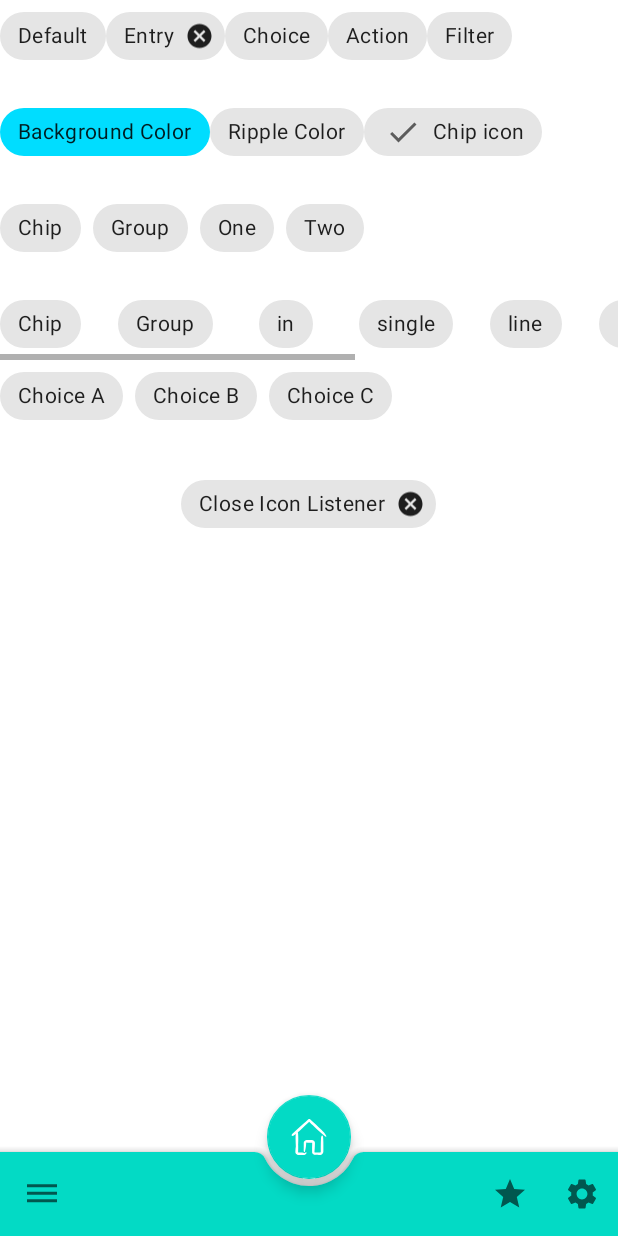
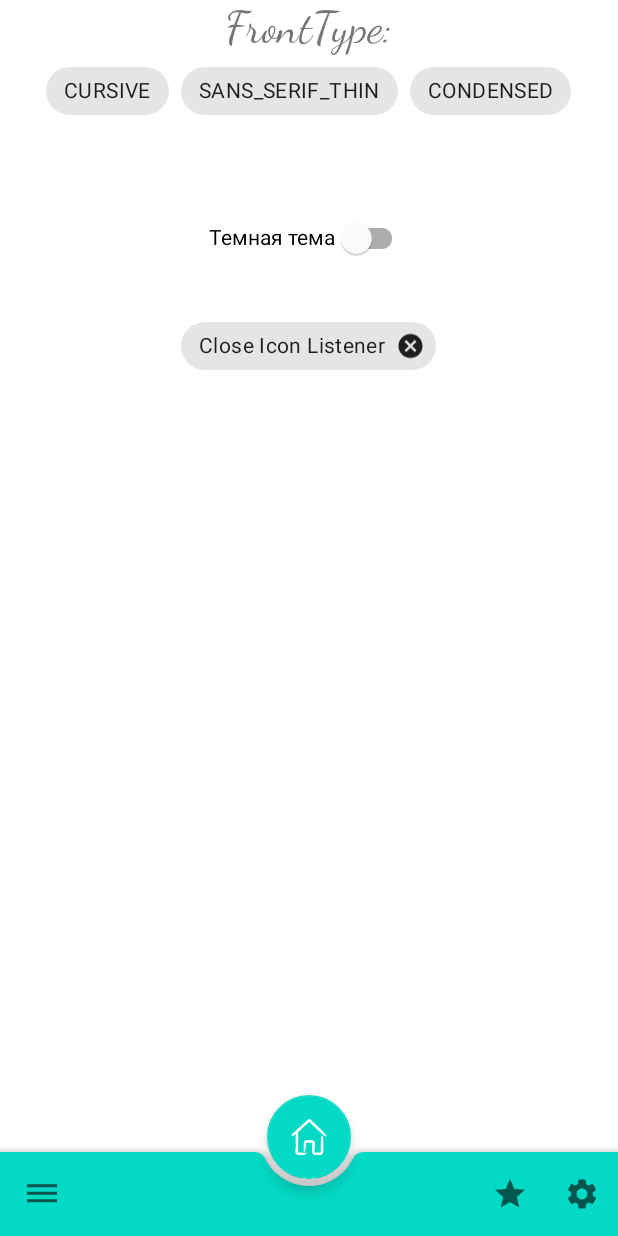
Before and after one commit to Chelt0n/MaterialDesignHomeWork, an Android app: the screen it shows after launch (MainActivity), after a tap on "Настройки", on a phone screen of 412 x 824 dp. Run offline under Robolectric (Android 15) with nearby library versions, the phone set to English and light mode, and no system bars; pictures from the network do not load.

Commit message:
2 Урок закончен

```diff
--- /dev/null
+++ b/app/src/main/java/com/example/materialdesignhomework/FontTypes.kt
@@ -0,0 +1,5 @@
+package com.example.materialdesign
+
+enum class FontTypes {
+    CURSIVE, SANS_SERIF_THIN, CONDENSED
+}
--- /dev/null
+++ b/app/src/main/java/com/example/materialdesignhomework/SharedPref.kt
@@ -0,0 +1,27 @@
+package com.example.materialdesign
+
+import android.content.SharedPreferences
+
+class SharedPref(private val sharedPreferences: SharedPreferences) {
+    fun setCustomTheme(theme: Theme){
+        sharedPreferences.edit().putInt(THEME_KEY,theme.ordinal).apply()
+    }
+    fun getCustomTheme(): Theme {
+        val ordinal =sharedPreferences.getInt(THEME_KEY, 0)
+        return Theme.values()[ordinal]
+    }
+    fun setFontType(fontTypes: FontTypes) {
+        sharedPreferences.edit().putInt(FONT_KEY, fontTypes.ordinal).apply()
+    }
+
+    fun getFontType(): FontTypes {
+        val ordinal = sharedPreferences.getInt(FONT_KEY, 0)
+        return FontTypes.values()[ordinal]
+    }
+
+    companion object{
+        const val SETTINGS = "SETTINGS_KEY"
+        private const val THEME_KEY = "THEME_KEY"
+        private const val FONT_KEY = "FONT_KEY"
+    }
+}
--- /dev/null
+++ b/app/src/main/java/com/example/materialdesignhomework/Theme.kt
@@ -0,0 +1,5 @@
+package com.example.materialdesign
+
+enum class Theme {
+    DAY, NIGHT
+}
--- a/app/src/main/java/com/example/materialdesignhomework/main/MainActivity.kt
+++ b/app/src/main/java/com/example/materialdesignhomework/main/MainActivity.kt
@@ -2,21 +2,28 @@ package com.example.materialdesignhomework.main
 
 import androidx.appcompat.app.AppCompatActivity
 import android.os.Bundle
+import android.util.Log
 import android.view.Menu
 import android.view.MenuItem
 import android.widget.Toast
+import androidx.appcompat.app.AppCompatDelegate
+import com.example.materialdesign.FontTypes
+import com.example.materialdesign.SharedPref
+import com.example.materialdesign.SharedPref.Companion.SETTINGS
+import com.example.materialdesign.Theme
 import com.example.materialdesignhomework.view.DailyImageFragment
 import com.example.materialdesignhomework.view.BottomNavigationDrawerFragment
-import com.example.materialdesignhomework.view.ChipsFragment
+import com.example.materialdesignhomework.view.SettingsFragment
 import com.example.materialdesignhomework.R
 import com.google.android.material.bottomappbar.BottomAppBar
 import com.google.android.material.floatingactionbutton.FloatingActionButton
 
 class MainActivity : AppCompatActivity() {
-
+    lateinit var sharedPref: SharedPref
 
     override fun onCreate(savedInstanceState: Bundle?) {
         super.onCreate(savedInstanceState)
+        sharedPref = SharedPref(getSharedPreferences(SETTINGS, MODE_PRIVATE))
         setContentView(R.layout.main_activity)
         bottomBar()
 
@@ -27,9 +34,15 @@ class MainActivity : AppCompatActivity() {
         }
     }
 
+    override fun onResume() {
+        super.onResume()
+        setUserTheme()
+        Log.d("mylog", sharedPref.getCustomTheme().toString())
+    }
+
     private fun bottomBar() {
         val bottomAppBar: BottomAppBar = findViewById(R.id.bottom_app_bar)
-        val fab:FloatingActionButton = findViewById(R.id.fab)
+        val fab: FloatingActionButton = findViewById(R.id.fab)
         bottomAppBar.inflateMenu(R.menu.menu_item_bottom_app_bar)
         setSupportActionBar(bottomAppBar)
         fab.setOnClickListener {
@@ -51,7 +64,7 @@ class MainActivity : AppCompatActivity() {
             R.id.app_bar_settings -> {
                 supportFragmentManager.beginTransaction().replace(
                     R.id.container,
-                    ChipsFragment.newInstance()
+                    SettingsFragment.newInstance()
                 ).addToBackStack(null).commit()
             }
             android.R.id.home -> {
@@ -62,4 +75,16 @@ class MainActivity : AppCompatActivity() {
         return super.onOptionsItemSelected(item)
     }
 
+    fun setUserTheme() {
+        when (sharedPref.getCustomTheme()) {
+            Theme.DAY -> AppCompatDelegate.setDefaultNightMode(AppCompatDelegate.MODE_NIGHT_NO)
+            Theme.NIGHT -> AppCompatDelegate.setDefaultNightMode(AppCompatDelegate.MODE_NIGHT_YES)
+        }
+        when (sharedPref.getFontType()) {
+            FontTypes.CURSIVE -> setTheme(R.style.cursive)
+            FontTypes.SANS_SERIF_THIN -> setTheme(R.style.sans_serif)
+            FontTypes.CONDENSED -> setTheme(R.style.condensed)
+        }
+    }
+
 }
--- a/app/src/main/java/com/example/materialdesignhomework/view/ChipsFragment.kt
+++ /dev/null
@@ -1,47 +0,0 @@
-package com.example.materialdesignhomework.view
-
-import android.os.Bundle
-import android.util.Log
-import android.view.LayoutInflater
-import android.view.View
-import android.view.ViewGroup
-import android.widget.Toast
-import androidx.core.view.isVisible
-import androidx.fragment.app.Fragment
-import com.example.materialdesignhomework.R
-import com.google.android.material.chip.Chip
-import com.google.android.material.chip.ChipGroup
-
-class ChipsFragment : Fragment() {
-
-    override fun onCreateView(
-        inflater: LayoutInflater,
-        container: ViewGroup?,
-        savedInstanceState: Bundle?
-    ): View? {
-        return inflater.inflate(R.layout.fragment_chips, container, false)
-    }
-
-    override fun onViewCreated(view: View, savedInstanceState: Bundle?) {
-        super.onViewCreated(view, savedInstanceState)
-        val chipGroup = view.findViewById<ChipGroup>(R.id.chipGroup)
-        chipGroup.setOnCheckedChangeListener { _, checkedId ->
-            val chip = chipGroup.findViewById<Chip>(checkedId)
-            val text = "Выбран ${chip.text}"
-            Toast.makeText(context, text, Toast.LENGTH_SHORT).show()
-            Log.d("mylog", "Выбран ${chip.text}")
-        }
-
-        val chipClose = view.findViewById<Chip>(R.id.chip_close)
-        chipClose.setOnCloseIconClickListener {
-            chipClose.isVisible = false
-            Toast.makeText(context, "Close is Clicked", Toast.LENGTH_SHORT).show()
-
-        }
-    }
-
-
-    companion object {
-        fun newInstance() = ChipsFragment()
-    }
-}
--- a/app/src/main/java/com/example/materialdesignhomework/view/DailyImageFragment.kt
+++ b/app/src/main/java/com/example/materialdesignhomework/view/DailyImageFragment.kt
@@ -57,14 +57,14 @@ class DailyImageFragment : Fragment() {
         setBottomSheetBehavior(view.findViewById(R.id.bottom_sheet_container))
 
 
-        inputLayout.setOnClickListener {
+        inputLayout.setEndIconOnClickListener() {
             val intent = Intent(Intent.ACTION_VIEW)
             val url = "https://en.wikipedia.org/wiki/${inputEditText.text.toString()}"
             val uri = Uri.parse(url)
             intent.data = uri
             startActivity(intent)
-            }
         }
+    }
 
     private fun initView(view: View) {
         dailyImageView = view.findViewById(R.id.image_view_nasa_image)
@@ -80,10 +80,11 @@ class DailyImageFragment : Fragment() {
     private fun setBottomSheetBehavior(bottomSheet: ConstraintLayout) {
         bottomSheetBehavior = BottomSheetBehavior.from(bottomSheet)
         bottomSheetBehavior.state = BottomSheetBehavior.STATE_HIDDEN
-        btnDescription.setOnClickListener{
+        btnDescription.setOnClickListener {
             bottomSheetBehavior.state = BottomSheetBehavior.STATE_EXPANDED
         }
     }
+
 
     private fun renderData(appState: AppState) {
         when (appState) {
@@ -91,7 +92,7 @@ class DailyImageFragment : Fragment() {
                 val serverResponseData = appState.serverResponseData
                 val url = serverResponseData.url
                 if (url.isNullOrEmpty()) {
-                    Toast.makeText(context,"Ошибка",Toast.LENGTH_SHORT).show()
+                    Toast.makeText(context, "Ошибка", Toast.LENGTH_SHORT).show()
                 } else {
                     dailyImageView.load(url) {
                         lifecycle(this@DailyImageFragment)
@@ -102,14 +103,16 @@ class DailyImageFragment : Fragment() {
                 }
             }
             is AppState.Loading -> {
-                Toast.makeText(context,"Загрузка",Toast.LENGTH_SHORT).show()
+                Toast.makeText(context, "Загрузка", Toast.LENGTH_SHORT).show()
             }
             is AppState.Error -> {
-                Toast.makeText(context,"Ошибка",Toast.LENGTH_SHORT).show()
+                Toast.makeText(context, "Ошибка", Toast.LENGTH_SHORT).show()
             }
         }
+
     }
-    companion object{
+
+    companion object {
         fun newInstance() = DailyImageFragment()
     }
 }
--- /dev/null
+++ b/app/src/main/java/com/example/materialdesignhomework/view/SettingsFragment.kt
@@ -0,0 +1,99 @@
+package com.example.materialdesignhomework.view
+
+import android.content.Context
+import android.content.Intent
+import android.os.Bundle
+import android.util.Log
+import android.view.LayoutInflater
+import android.view.View
+import android.view.ViewGroup
+import android.widget.Toast
+import androidx.core.content.IntentCompat
+import androidx.core.view.isVisible
+import androidx.fragment.app.Fragment
+import com.example.materialdesign.FontTypes
+import com.example.materialdesign.SharedPref
+import com.example.materialdesign.Theme
+import com.example.materialdesignhomework.R
+import com.example.materialdesignhomework.main.MainActivity
+import com.google.android.material.chip.Chip
+import com.google.android.material.chip.ChipGroup
+import com.google.android.material.switchmaterial.SwitchMaterial
+import kotlin.system.exitProcess
+
+class SettingsFragment : Fragment() {
+    lateinit var sharedPref: SharedPref
+
+    override fun onCreateView(
+        inflater: LayoutInflater,
+        container: ViewGroup?,
+        savedInstanceState: Bundle?
+    ): View? {
+        sharedPref = SharedPref(
+            requireActivity().getSharedPreferences(
+                SharedPref.SETTINGS,
+                Context.MODE_PRIVATE
+            )
+        )
+
+        return inflater.inflate(R.layout.fragment_settings, container, false)
+    }
+
+    override fun onViewCreated(view: View, savedInstanceState: Bundle?) {
+        super.onViewCreated(view, savedInstanceState)
+        val switchTheme = view.findViewById<SwitchMaterial>(R.id.switchTheme)
+        val radio1 = view.findViewById<Chip>(R.id.radio1)
+        val radio2 = view.findViewById<Chip>(R.id.radio2)
+        val radio3 = view.findViewById<Chip>(R.id.radio3)
+
+        radio1.setOnClickListener {
+            Toast.makeText(context, "1", Toast.LENGTH_SHORT).show()
+            sharedPref.setFontType(FontTypes.CURSIVE)
+            (requireActivity() as MainActivity).recreate()
+            (requireActivity() as MainActivity).supportFragmentManager.beginTransaction().replace(
+                R.id.container, DailyImageFragment.newInstance()
+            ).addToBackStack(null).commit()
+
+
+        }
+        radio2.setOnClickListener {
+            Toast.makeText(context, "2", Toast.LENGTH_SHORT).show()
+            sharedPref.setFontType(FontTypes.SANS_SERIF_THIN)
+            (requireActivity() as MainActivity).supportFragmentManager.beginTransaction().replace(
+                R.id.container, DailyImageFragment.newInstance()
+            ).addToBackStack(null).commit()
+            (requireActivity() as MainActivity).recreate()
+        }
+        radio3.setOnClickListener {
+            Toast.makeText(context, "3", Toast.LENGTH_SHORT).show()
+            sharedPref.setFontType(FontTypes.CONDENSED)
+            (requireActivity() as MainActivity).supportFragmentManager.beginTransaction().replace(
+                R.id.container, DailyImageFragment.newInstance()
+            ).addToBackStack(null).commit()
+            (requireActivity() as MainActivity).recreate()
+        }
+
+        switchTheme.isChecked = sharedPref.getCustomTheme() == Theme.NIGHT
+        switchTheme.setOnClickListener {
+            if (switchTheme.isChecked) {
+                sharedPref.setCustomTheme(Theme.NIGHT)
+            } else {
+                sharedPref.setCustomTheme(Theme.DAY)
+            }
+            (requireActivity() as MainActivity).setUserTheme()
+        }
+
+        val chipClose = view.findViewById<Chip>(R.id.chip_close)
+        chipClose.setOnCloseIconClickListener {
+            chipClose.isVisible = false
+            Toast.makeText(context, "Close is Clicked", Toast.LENGTH_SHORT).show()
+
+        }
+    }
+
+
+    companion object {
+        fun newInstance() = SettingsFragment()
+    }
+
+}
--- /dev/null
+++ b/app/src/main/res/layout/fragment_settings.xml
@@ -0,0 +1,65 @@
+<?xml version="1.0" encoding="utf-8"?>
+<LinearLayout xmlns:android="http://schemas.android.com/apk/res/android"
+    xmlns:app="http://schemas.android.com/apk/res-auto"
+    android:layout_width="match_parent"
+    android:layout_height="wrap_content"
+    android:orientation="vertical">
+
+
+    <TextView
+        android:layout_width="wrap_content"
+        android:layout_height="wrap_content"
+        android:text="FrontType:"
+        android:textSize="30sp"
+        android:layout_gravity="center"/>
+    <com.google.android.material.chip.ChipGroup
+        android:id="@+id/chipGroup"
+        android:layout_width="wrap_content"
+        android:layout_height="wrap_content"
+        app:singleSelection="true"
+        android:layout_gravity="center">
+
+        <com.google.android.material.chip.Chip
+            android:id="@+id/radio1"
+            style="@style/Widget.MaterialComponents.Chip.Choice"
+            android:layout_width="wrap_content"
+            android:layout_height="wrap_content"
+            android:text="CURSIVE" />
+
+        <com.google.android.material.chip.Chip
+            android:id="@+id/radio2"
+            style="@style/Widget.MaterialComponents.Chip.Choice"
+            android:layout_width="wrap_content"
+            android:layout_height="wrap_content"
+            android:text="SANS_SERIF_THIN" />
+
+        <com.google.android.material.chip.Chip
+            android:id="@+id/radio3"
+            style="@style/Widget.MaterialComponents.Chip.Choice"
+            android:layout_width="wrap_content"
+            android:layout_height="wrap_content"
+            android:text="CONDENSED" />
+
+    </com.google.android.material.chip.ChipGroup>
+
+
+    <com.google.android.material.switchmaterial.SwitchMaterial
+        android:id="@+id/switchTheme"
+        android:layout_marginTop="50dp"
+        android:layout_gravity="center"
+        android:layout_width="wrap_content"
+        android:layout_height="match_parent"
+        android:text="Темная тема" />
+
+    <com.google.android.material.chip.Chip
+        android:id="@+id/chip_close"
+        style="@style/Widget.MaterialComponents.Chip.Entry"
+        android:layout_width="wrap_content"
+        android:layout_height="wrap_content"
+        android:layout_gravity="center_horizontal"
+        android:layout_marginTop="24dp"
+        android:text="Close Icon Listener"
+        android:visibility="visible" />
+
+
+</LinearLayout>
--- /dev/null
+++ b/app/src/main/res/values/styles.xml
@@ -0,0 +1,43 @@
+<?xml version="1.0" encoding="utf-8"?>
+<resources>
+
+    <style name="TextSheetBottom">
+        <item name="android:layout_width">wrap_content</item>
+        <item name="android:layout_height">wrap_content</item>
+        <item name="fontFamily">sans-serif</item>
+        <item name="android:textStyle">bold</item>
+        <item name="android:paddingStart">10dp</item>
+        <item name="android:paddingEnd">10dp</item>
+    </style>
+
+    <style name="TextSheetBottom.Primary">
+        <item name="android:layout_marginTop">15dp</item>
+        <item name="fontFamily">serif-monospace</item>
+        <item name="android:textColor">#2f3263</item>
+    </style>
+
+    <style name="TextSheetBottom.Secondary">
+        <item name="android:textColor">#2f3263</item>
+        <item name="fontFamily">serif</item>
+    </style>
+
+    <style name="TextInputLayout" parent="Widget.MaterialComponents.TextInputLayout.OutlinedBox">
+        <item name="fontFamily">serif</item>
+        <item name="android:layout_width">0dp</item>
+        <item name="android:layout_height">wrap_content</item>
+        <item name="android:hint">Поиск в википедии</item>
+    </style>
+
+    <style name="cursive" parent="Theme.MaterialDesignHomeWork">
+        <item name="fontFamily">cursive</item>
+    </style>
+
+    <style name="sans_serif" parent="Theme.MaterialDesignHomeWork">
+        <item name="fontFamily">sans-serif-thin</item>
+    </style>
+
+    <style name="condensed" parent="Theme.MaterialDesignHomeWork">
+        <item name="fontFamily">sans-serif-condensed-medium</item>
+    </style>
+
+</resources>
--- a/app/src/main/res/values/themes.xml
+++ b/app/src/main/res/values/themes.xml
@@ -13,4 +13,5 @@
         <item name="android:statusBarColor" tools:targetApi="l">?attr/colorPrimaryVariant</item>
         <!-- Customize your theme here. -->
     </style>
+
 </resources>
```
Also changed, not shown: app/src/main/res/layout/bottom_sheet.xml (+2 -11 lines), app/src/main/res/layout/chips_practice.xml (renamed from app/src/main/res/layout/fragment_chips.xml, +13 -3 lines), app/src/main/res/layout/fragment_daily_image.xml (+3 -7 lines).
